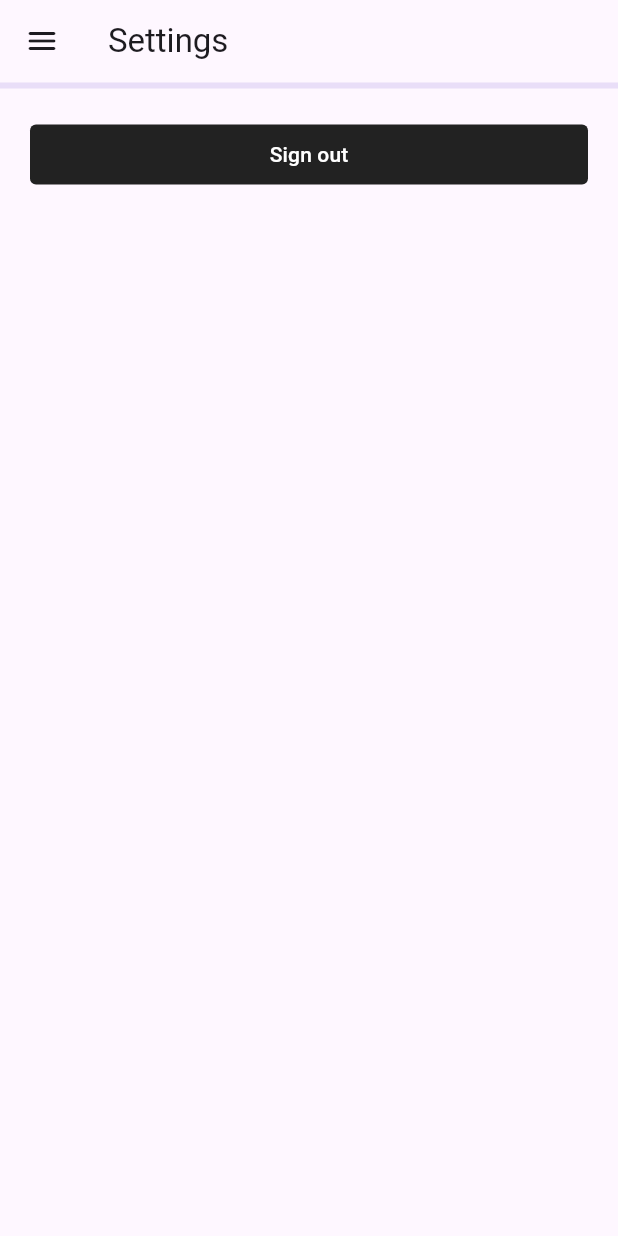
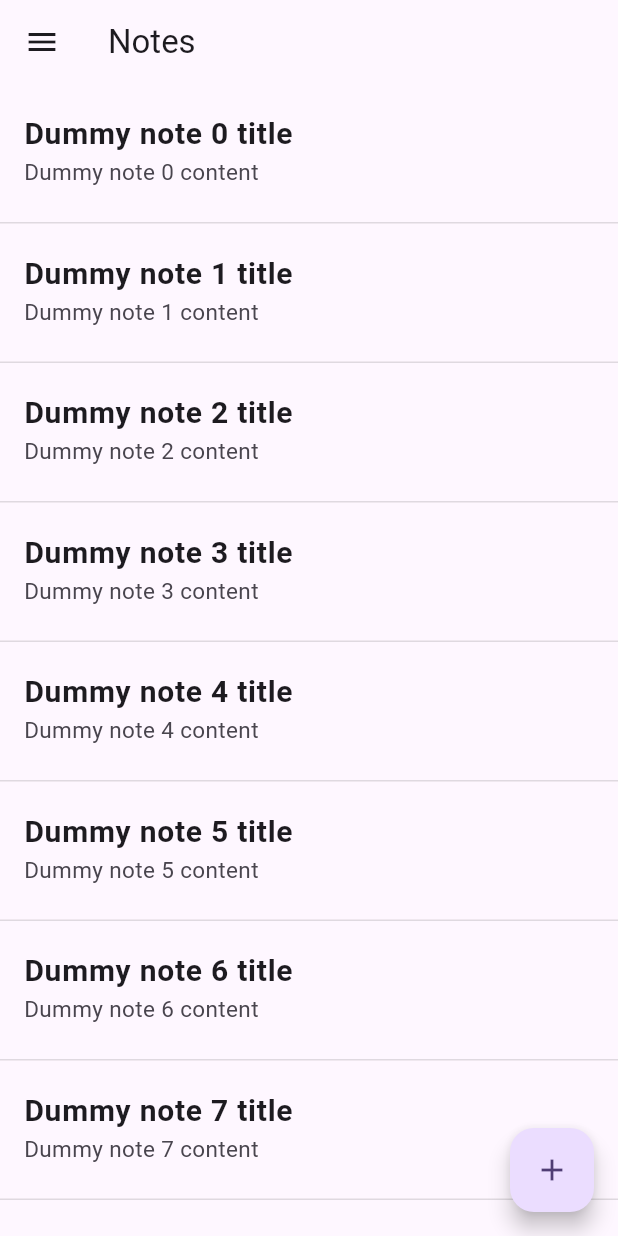
Before and after one commit to yngdrc/Quicknote-Flutter, a Flutter app: the HomeScreen screen opened directly, on a phone screen of 412 x 824 dp. Run offline on Flutter 3.47's test engine with Material 3 defaults, Android fonts, the phone set to English and light mode, and no system bars; our stand-ins replace firebase_auth, firebase_core, fluttertoast, get_it, injectable, rxdart and 1 more; accounts and stored records are empty.

Commit message:
implemented notes list

```diff
--- a/lib/home/home_screen.dart
+++ b/lib/home/home_screen.dart
@@ -1,6 +1,5 @@
 import 'package:flutter/material.dart';
 import 'package:quicknote/navigation/navigation_screen.dart';
-import 'package:quicknote/navigation/rx_progress_indicator.dart';
 
 class HomeScreen extends StatefulWidget {
   const HomeScreen({super.key});
@@ -11,16 +10,24 @@ class HomeScreen extends StatefulWidget {
 
 class _HomeScreenState extends State<HomeScreen> with TickerProviderStateMixin {
   final GlobalKey<ScaffoldState> _scaffoldKey = GlobalKey<ScaffoldState>();
-  late NavigationScreen _currentScreen = Destination.settings.navigationScreen;
+  NavigationScreen _currentScreen = Destination.notesList.navigationScreen;
 
-  void openDrawer() => _scaffoldKey.currentState!.openDrawer();
+  void onLeadingActionClicked() {
+    _scaffoldKey.currentState!.openDrawer();
+  }
 
-  void onDestinationSelected(Destination destination) {
-    if (_currentScreen.destination == destination) {
+  void onDestinationSelected(int index) {
+    final destination = getDestinationByIndex(index);
+    if (destination == null || _currentScreen.destination == destination) {
       return;
     }
 
     setState(() => _currentScreen = destination.navigationScreen);
+  }
+
+  Future<void> onFabPressed() {
+    // TODO navigate to note form
+    throw UnimplementedError();
   }
 
   @override
@@ -32,29 +39,30 @@ class _HomeScreenState extends State<HomeScreen> with TickerProviderStateMixin {
           _currentScreen.destination.name,
         ),
         leading: IconButton(
-          onPressed: openDrawer,
-          icon: const Icon(Icons.menu_rounded),
-        ),
-        bottom: RxProgressIndicator(
-          operationRelay: _currentScreen.operationRelay,
+          onPressed: onLeadingActionClicked,
+          icon: const Icon(
+            Icons.menu,
+          ),
         ),
       ),
+      drawerEnableOpenDragGesture: false,
       drawer: NavigationDrawer(
-        onDestinationSelected: (index) {
-          final destination = getDestinationByIndex(index);
-          if (destination == null) {
-            return;
-          }
-
-          onDestinationSelected(destination);
-        },
+        onDestinationSelected: (index) => onDestinationSelected(index),
         selectedIndex: _currentScreen.destination.index,
         children: [
-          NavigationDrawerDestination(
-            icon: Icon(Destination.settings.iconData),
-            label: Text(Destination.settings.name),
+          ...Destination.values.map(
+            (destination) {
+              return NavigationDrawerDestination(
+                icon: Icon(destination.iconData),
+                label: Text(destination.name),
+              );
+            },
           ),
         ],
+      ),
+      floatingActionButton: FloatingActionButton(
+        onPressed: onFabPressed,
+        child: const Icon(Icons.add),
       ),
       body: _currentScreen,
     );
--- a/lib/navigation/navigation_screen.dart
+++ b/lib/navigation/navigation_screen.dart
@@ -1,19 +1,18 @@
 import 'package:flutter/material.dart';
+import 'package:quicknote/notes/notes_list_screen.dart';
 import 'package:quicknote/settings/settings_screen.dart';
-import 'package:rxdart/rxdart.dart';
 
 abstract class NavigationScreen extends Widget {
   const NavigationScreen({
     super.key,
-    required this.destination,
-    required this.operationRelay,
+    required this.destination
   });
 
   final Destination destination;
-  final PublishSubject<bool> operationRelay;
 }
 
 enum Destination {
+  notesList(name: "Notes", iconData: Icons.notes),
   settings(name: "Settings", iconData: Icons.settings);
 
   const Destination({required this.name, required this.iconData});
@@ -25,9 +24,11 @@ enum Destination {
 }
 
 NavigationScreen? getNavigationScreenByIndex(int index) {
-  final destination = Destination.values.firstWhere((destination) => true);
+  final destination = getDestinationByIndex(index);
   if (destination == Destination.settings) {
     return SettingsScreen();
+  } else if (destination == Destination.notesList) {
+    return NotesListScreen();
   } else {
     return null;
   }
--- a/lib/navigation/rx_progress_indicator.dart
+++ b/lib/navigation/rx_progress_indicator.dart
@@ -1,17 +1,13 @@
 import 'package:flutter/material.dart';
 import 'package:rxdart/rxdart.dart';
 
-class RxProgressIndicator extends StatefulWidget
-    implements PreferredSizeWidget {
+class RxProgressIndicator extends StatefulWidget {
   const RxProgressIndicator({super.key, required this.operationRelay});
 
   final PublishSubject<bool> operationRelay;
 
   @override
   State<StatefulWidget> createState() => _RxProgressIndicatorState();
-
-  @override
-  Size get preferredSize => const Size.fromHeight(3);
 }
 
 class _RxProgressIndicatorState extends State<RxProgressIndicator> {
@@ -24,8 +20,15 @@ class _RxProgressIndicatorState extends State<RxProgressIndicator> {
 
   @override
   void initState() {
+    widget.operationRelay.listen(setIsLoading).addTo(subscriptions);
     super.initState();
+  }
+
+  @override
+  void didUpdateWidget(covariant RxProgressIndicator oldWidget) {
+    subscriptions.clear();
     widget.operationRelay.listen(setIsLoading).addTo(subscriptions);
+    super.didUpdateWidget(oldWidget);
   }
 
   @override
@@ -36,9 +39,12 @@ class _RxProgressIndicatorState extends State<RxProgressIndicator> {
 
   @override
   Widget build(BuildContext context) {
-    return LinearProgressIndicator(
-      color: Colors.deepPurple,
-      value: _isLoading ? null : 0.0,
+    return Visibility(
+      visible: _isLoading,
+      child: const LinearProgressIndicator(
+        backgroundColor: Colors.transparent,
+        color: Colors.deepPurple,
+      ),
     );
   }
 }
--- /dev/null
+++ b/lib/notes/note_model.dart
@@ -0,0 +1,6 @@
+class NoteModel {
+  const NoteModel({required this.title, this.content});
+
+  final String title;
+  final String? content;
+}
--- /dev/null
+++ b/lib/notes/notes_list_screen.dart
@@ -0,0 +1,84 @@
+import 'package:flutter/material.dart';
+import 'package:quicknote/navigation/navigation_screen.dart';
+import 'package:quicknote/notes/note_model.dart';
+import 'package:quicknote/notes/widgets_notes.dart';
+
+class NotesListScreen extends StatefulWidget implements NavigationScreen {
+  const NotesListScreen({super.key});
+
+  @override
+  final Destination destination = Destination.notesList;
+
+  @override
+  State<StatefulWidget> createState() => _NotesListScreenState();
+}
+
+class _NotesListScreenState extends State<NotesListScreen> {
+  final List<NoteModel> notes = List.empty(growable: true);
+  final ScrollController scrollController = ScrollController();
+
+  bool onScrollEndNotification(ScrollEndNotification notification) {
+    if (scrollController.position.pixels ==
+        scrollController.position.maxScrollExtent) {
+      loadItems();
+    }
+
+    return false;
+  }
+
+  Future<void> onRefresh() async {
+    notes.clear();
+    loadItems();
+  }
+
+  @override
+  void initState() {
+    loadItems();
+    super.initState();
+  }
+
+  void loadItems() {
+    final skip = notes.length;
+    final newNotes = Iterable.generate(20, (index) {
+      return NoteModel(
+        title: "Dummy note ${index + skip} title",
+        content: "Dummy note ${index + skip} content",
+      );
+    });
+
+    setState(() {
+      notes.addAll(newNotes);
+    });
+  }
+
+  @override
+  Widget build(BuildContext context) {
+    return NotificationListener<ScrollEndNotification>(
+      onNotification: (notification) => onScrollEndNotification(notification),
+      child: RefreshIndicator(
+        onRefresh: onRefresh,
+        child: GestureDetector(
+          child: ListView.builder(
+            controller: scrollController,
+            physics: const AlwaysScrollableScrollPhysics(),
+            itemCount: notes.length,
+            itemBuilder: (context, index) {
+              return Column(
+                children: [
+                  NoteListItem(
+                    note: notes[index],
+                  ),
+                  const Divider(
+                    height: 1,
+                    thickness: 1,
+                    color: Colors.black12,
+                  ),
+                ],
+              );
+            },
+          ),
+        ),
+      ),
+    );
+  }
+}
--- /dev/null
+++ b/lib/notes/widgets_notes.dart
@@ -0,0 +1,35 @@
+import 'package:flutter/material.dart';
+
+import 'note_model.dart';
+
+class NoteListItem extends StatelessWidget {
+  const NoteListItem({super.key, required this.note});
+
+  final NoteModel note;
+
+  @override
+  Widget build(BuildContext context) {
+    return Padding(
+      padding: const EdgeInsets.fromLTRB(0, 10, 0, 10),
+      child: ListTile(
+        title: Text(
+          note.title,
+          style: const TextStyle(
+            fontSize: 20,
+            fontWeight: FontWeight.bold,
+          ),
+        ),
+        subtitle: note.content?.isNotEmpty == true
+            ? Text(
+                note.content!,
+                maxLines: 3,
+                style: const TextStyle(
+                  fontSize: 15,
+                  fontWeight: FontWeight.normal,
+                ),
+              )
+            : null,
+      ),
+    );
+  }
+}
--- a/lib/settings/settings_screen.dart
+++ b/lib/settings/settings_screen.dart
@@ -4,7 +4,6 @@ import 'package:quicknote/authentication/auth_service.dart';
 import 'package:quicknote/main.dart';
 import 'package:quicknote/navigation/navigation_screen.dart';
 import 'package:quicknote/settings/widgets_settings.dart';
-import 'package:rxdart/rxdart.dart';
 
 class SettingsScreen extends StatelessWidget implements NavigationScreen {
   SettingsScreen({super.key});
@@ -12,12 +11,8 @@ class SettingsScreen extends StatelessWidget implements NavigationScreen {
   @override
   final Destination destination = Destination.settings;
 
-  @override
-  final PublishSubject<bool> operationRelay = PublishSubject();
-
   AsyncWidgetBuilder<User?> get builder =>
       (BuildContext context, AsyncSnapshot<User?> snapshot) {
-        operationRelay.add(!snapshot.hasData && !snapshot.hasError);
         if (snapshot.data?.isAnonymous == false) {
           return const AuthenticatedUserWidget();
         } else if (snapshot.data?.isAnonymous == true) {
@@ -31,9 +26,12 @@ class SettingsScreen extends StatelessWidget implements NavigationScreen {
 
   @override
   Widget build(BuildContext context) {
-    return FutureBuilder(
-      future: _emailAddress,
-      builder: builder,
+    return Padding(
+      padding: const EdgeInsets.all(20),
+      child: FutureBuilder(
+        future: _emailAddress,
+        builder: builder,
+      ),
     );
   }
 }
--- a/lib/settings/widgets_settings.dart
+++ b/lib/settings/widgets_settings.dart
@@ -17,9 +17,7 @@ class AuthenticatedUserWidget extends StatelessWidget {
 
   @override
   Widget build(BuildContext context) {
-    return Padding(
-      padding: const EdgeInsets.all(20),
-      child: ListView(
+    return ListView(
       children: [
         FilledButton(
           onPressed: () => signOut(context),
@@ -34,7 +32,6 @@ class AuthenticatedUserWidget extends StatelessWidget {
           child: const Text("Sign out"),
         ),
       ],
-      ),
     );
   }
 }
@@ -52,9 +49,7 @@ class AnonymousUserWidget extends StatelessWidget {
 
   @override
   Widget build(BuildContext context) {
-    return Padding(
-      padding: const EdgeInsets.all(20),
-      child: ListView(
+    return ListView(
       children: [
         FilledButton(
           onPressed: () => signOut(context),
@@ -69,7 +64,6 @@ class AnonymousUserWidget extends StatelessWidget {
           child: const Text("Sign out"),
         ),
       ],
-      ),
     );
   }
 }
```
Also changed, not shown: lib/colors/quicknote_colors.dart (line endings or trailing spaces), lib/widgets_common.dart (line endings or trailing spaces). Lines whose indentation alone changed are shown as unchanged.
